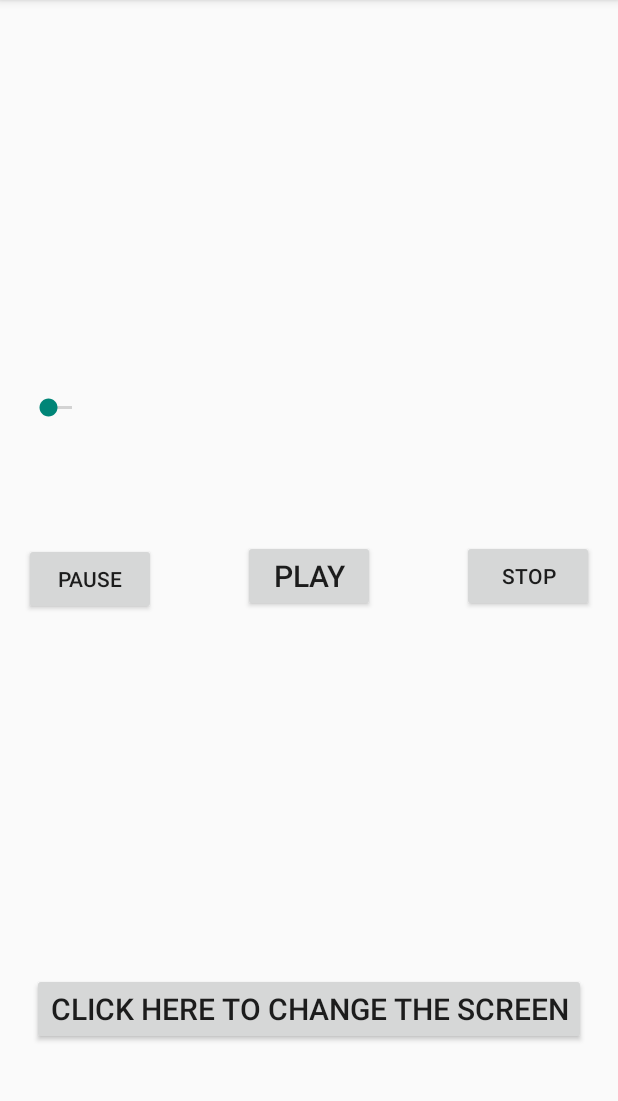
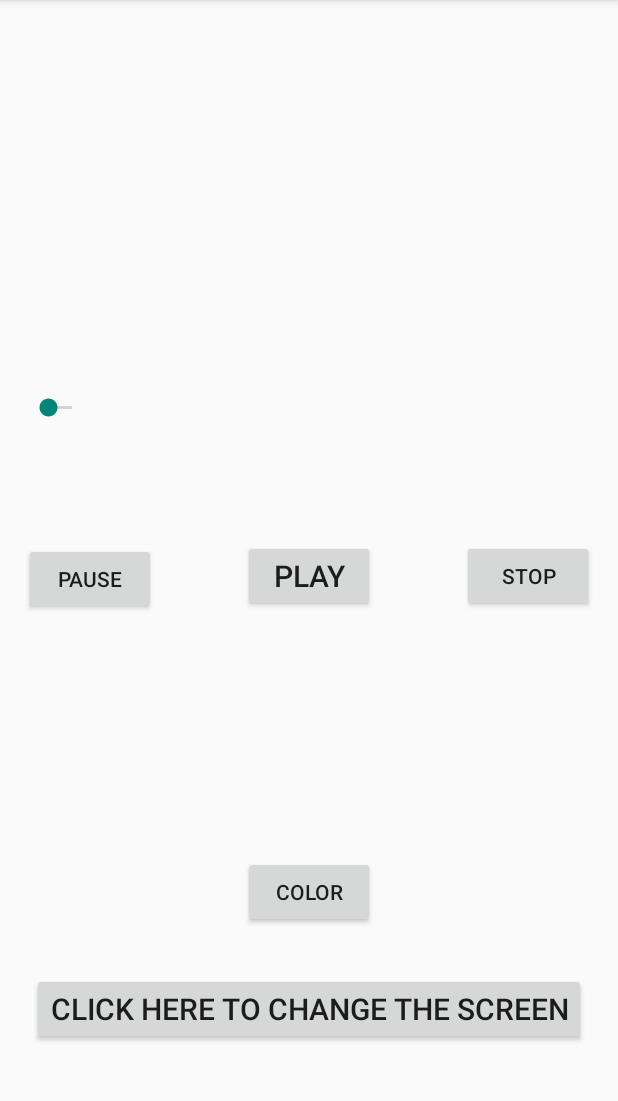
Before and after one commit to Sydothekido11/SoundVideoApp, an Android app: the screen it shows after launch (MediaActivity), on a phone screen of 412 x 824 dp, the part 84-1185 px from its top. Run offline under Robolectric (Android 15) with nearby library versions, the phone set to English and light mode, and no system bars.

Commit message:
Added the functionality.

```diff
--- a/app/src/main/java/ctec/soundvideoapp/MediaActivity.java
+++ b/app/src/main/java/ctec/soundvideoapp/MediaActivity.java
@@ -9,6 +9,7 @@ import android.view.View;
 import android.content.Intent;
 import android.widget.*;
 import android.media.MediaPlayer;
+import android.graphics.Color;
 
 public class MediaActivity extends AppCompatActivity implements Runnable
 {
@@ -20,6 +21,8 @@ public class MediaActivity extends AppCompatActivity implements Runnable
     private SeekBar soundSeekBar;
     private MediaPlayer soundPlayer;
     private Thread soundThread;
+    private Button colorButton;
+    private RelativeLayout background;
 
 
 
@@ -34,6 +37,8 @@ public class MediaActivity extends AppCompatActivity implements Runnable
         stopButton = (Button) findViewById (R.id.stopButton);
         pauseButton = (Button) findViewById (R.id.pauseButton);
         soundSeekBar = (SeekBar) findViewById (R.id.soundSeekBar);
+        colorButton = (Button) findViewById (R.id.colorButton);
+        background = (RelativeLayout) findViewById (R.id.background);
 
         soundPlayer = MediaPlayer.create(this.getBaseContext(), R.raw.lotr);
 
@@ -130,6 +135,34 @@ public class MediaActivity extends AppCompatActivity implements Runnable
 
         });
 
+        colorButton.setOnClickListener(new View.OnClickListener()
+        {
+            public void onClick(View buttonView)
+            {
+                changeColors();
+            }
+
+        });
+
+    }
+
+    private void changeColors()
+    {
+        int blueColor;
+        int redColor;
+        int greenColor;
+
+        blueColor = (int) (Math.random() * 256);
+        redColor = (int) (Math.random() * 256);
+        greenColor = (int) (Math.random() * 256);
+
+        background.setBackgroundColor(Color.rgb(blueColor, redColor, greenColor));
+
+        blueColor = (int) (Math.random() * 265);
+        redColor = (int) (Math.random() * 256);
+        greenColor = (int) (Math.random() * 256);
+
+        colorButton.setBackgroundColor(Color.rgb(blueColor, redColor, greenColor));
     }
 
     public void run()
--- a/app/src/main/res/layout/activity_media.xml
+++ b/app/src/main/res/layout/activity_media.xml
@@ -6,7 +6,8 @@
                 android:paddingRight="@dimen/activity_horizontal_margin"
                 android:paddingTop="@dimen/activity_vertical_margin"
                 android:paddingBottom="@dimen/activity_vertical_margin"
-                tools:context=".MediaActivity">
+                tools:context=".MediaActivity"
+                android:id="@+id/background">
 
     <Button
         android:layout_width="wrap_content"
@@ -57,4 +58,14 @@
         android:layout_alignParentLeft="true"
         android:layout_alignParentStart="true"/>
 
+    <Button
+        android:layout_width="wrap_content"
+        android:layout_height="wrap_content"
+        android:text="Color"
+        android:id="@+id/colorButton"
+        android:layout_above="@+id/changeScreenButton"
+        android:layout_centerHorizontal="true"
+        android:layout_marginBottom="30dp"/>
+
+
 </RelativeLayout>
```
